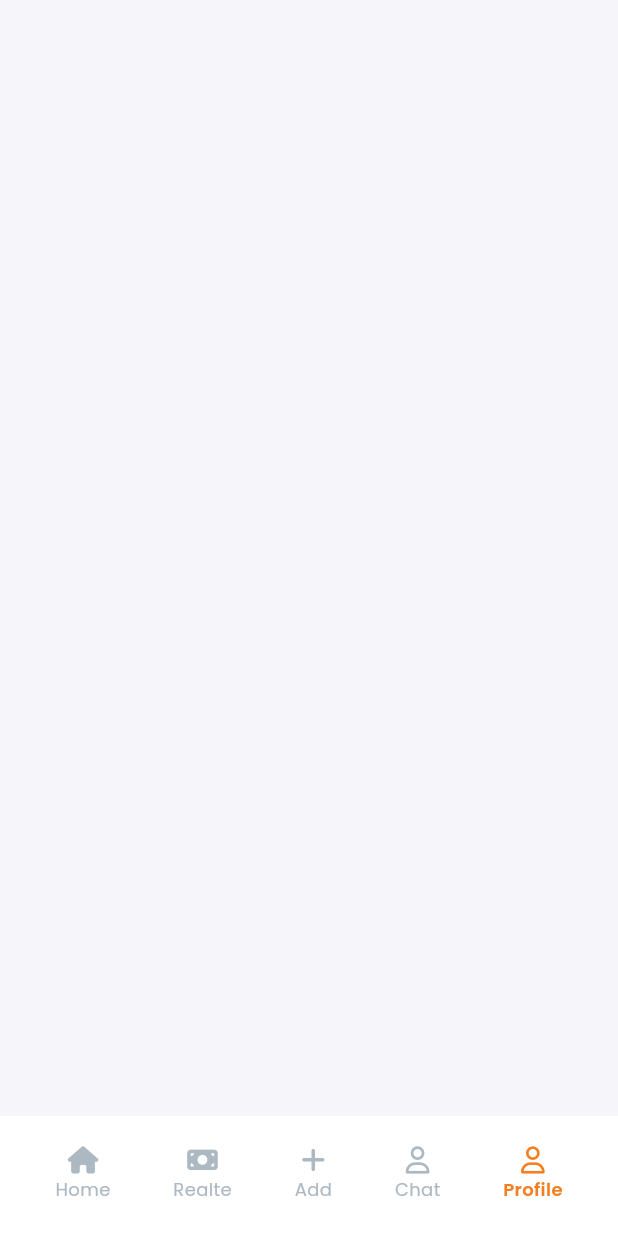
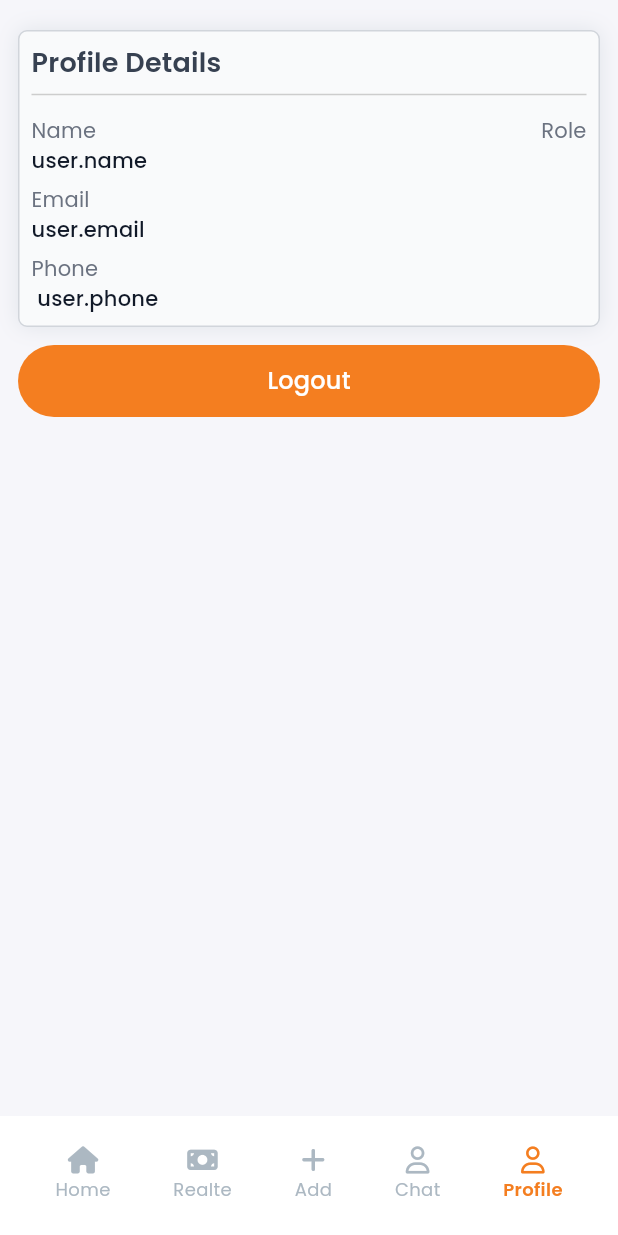
Before and after one commit to Deepjyoti120/laatte_app, a Flutter app: the HomeController screen opened by its route, item 5 of the bottom bar chosen, on a phone screen of 412 x 824 dp. Run offline on Flutter 3.47's test engine with Material 3 defaults, Android fonts, the light colour scheme and no system bars; our stand-ins replace bloc, bloc_concurrency, connectivity_plus, dio, dotted_border, equatable and 19 more; missing offline and left inert: ntp, razorpay_flutter; accounts and stored records are empty; network calls fail.

Commit message:
logout done

```diff
--- a/lib/views/home_controller.dart
+++ b/lib/views/home_controller.dart
@@ -10,6 +10,7 @@ import 'package:laatte/utils/design_colors.dart';
 import 'package:laatte/utils/extensions.dart';
 import 'package:laatte/viewmodel/cubit/app_cubit.dart';
 import 'package:laatte/views/home/welcome_screen.dart';
+import 'package:laatte/views/profile/profile.dart';
 import 'package:laatte/views/relate/add_relate.dart';
 import 'package:laatte/views/relate/relate.dart';
 import 'package:laatte/views/responsive.dart';
@@ -334,7 +335,7 @@ class _HomeControllerState extends State<HomeController> {
       RelateScreen(),
       AddRelate(),
       WelcomeScreen(),
-      WelcomeScreen(),
+      ProfileScreen(),
     ];
     // return pages[appState.currentPage];
     return IndexedStack(
--- a/lib/views/profile/profile.dart
+++ b/lib/views/profile/profile.dart
@@ -1,6 +1,10 @@
 import 'package:flutter/material.dart';
 import 'package:flutter_bloc/flutter_bloc.dart';
 import 'package:flutter_svg/svg.dart';
+import 'package:laatte/common_libs.dart';
+import 'package:laatte/routes.dart';
+import 'package:laatte/services/token_handler.dart';
+import 'package:laatte/ui/theme/buttons.dart';
 import 'package:laatte/ui/theme/container.dart';
 import 'package:laatte/utils/constants.dart';
 import 'package:laatte/utils/extensions.dart';
@@ -18,23 +22,73 @@ class ProfileScreen extends StatefulWidget {
 }
 
 class _ProfileScreenState extends State<ProfileScreen> {
+  void close() async {
+    showDialog(
+      context: context,
+      builder: (BuildContext context) {
+        return AlertDialog(
+          title: const DesignText(
+            "Logout",
+            fontSize: 16,
+            fontWeight: 600,
+            color: null,
+          ),
+          content: const DesignText(
+            "Are you sure you want to logout?",
+            fontSize: 14,
+            fontWeight: 400,
+            color: null,
+          ),
+          actions: [
+            TextButton(
+              onPressed: () {
+                Navigator.of(context).pop();
+              },
+              child: const DesignText(
+                "Cancel",
+                fontSize: 14,
+                fontWeight: 400,
+                color: null,
+              ),
+            ),
+            TextButton(
+              onPressed: () {
+                final goRouter = GoRouter.of(context);
+                TokenHandler.resetJwt().then((value) {
+                  goRouter.go(Routes.login);
+                });
+              },
+              child: const DesignText(
+                "Logout",
+                fontSize: 14,
+                fontWeight: 400,
+                color: null,
+              ),
+            ),
+          ],
+        );
+      },
+    );
+  }
+
   @override
   Widget build(BuildContext context) {
     final user = context.watch<UserReportBloc>().state.userReport;
-    if (user == null) {
-      return Container();
-    }
-    return SingleChildScrollView(
+    // if (user == null) {
+    //   return Container();
+    // }
+    return SafeArea(
+      child: SingleChildScrollView(
         child: Padding(
           padding: const EdgeInsets.all(12),
           child: Column(
             crossAxisAlignment: CrossAxisAlignment.center,
             mainAxisAlignment: MainAxisAlignment.center,
             children: [
-            if (user.profilePicture != null)
+              if (user?.profilePicture != null)
                 ClipRRect(
                   child: Image.network(
-                  user.profilePicture!,
+                    user!.profilePicture!,
                     height: 80,
                     width: 80,
                     errorBuilder: (context, error, stackTrace) {
@@ -72,23 +126,49 @@ class _ProfileScreenState extends State<ProfileScreen> {
                         children: [
                           TitleDetailsCard(
                             title: "Name",
-                          text: user.name,
+                            text: "user.name",
                           ),
                           TitleDetailsCard(
                             title: "Role",
-                          text: user.role?.toUpperCase(),
+                            text: "".toUpperCase(),
                           ),
                         ],
                       ),
                       TitleDetailsCard(
                         title: "Email",
-                      text: user.email,
+                        text: "user.email",
                       ),
                       TitleDetailsCard(
                         title: "Phone",
-                      text: user.phone,
+                        text: " user.phone",
                       ),
                     ],
+                  ),
+                ),
+              ),
+              12.height,
+              SizedBox(
+                width: double.infinity,
+                height: 48,
+                child: Hero(
+                  tag: Constants.keyLoginButton,
+                  child: DesignButtons(
+                    color: DesignColor.primary,
+                    elevation: 0,
+                    fontSize: 16,
+                    fontWeight: 500,
+                    colorText: Colors.white,
+                    isTappedNotifier: ValueNotifier<bool>(false),
+                    onPressed: () async {
+                      close();
+                    },
+                    textLabel: "Logout",
+                    child: const DesignText(
+                      "Logout",
+                      fontSize: 16,
+                      fontWeight: 500,
+                      color: Colors.white,
+                    ),
                   ),
                 ),
               ),
@@ -96,6 +176,7 @@ class _ProfileScreenState extends State<ProfileScreen> {
             ],
           ),
         ),
+      ),
     );
   }
 }
```
Also changed, not shown: lib/views/home/welcome_screen.dart (+0 -48 lines). Lines whose indentation alone changed are shown as unchanged.
